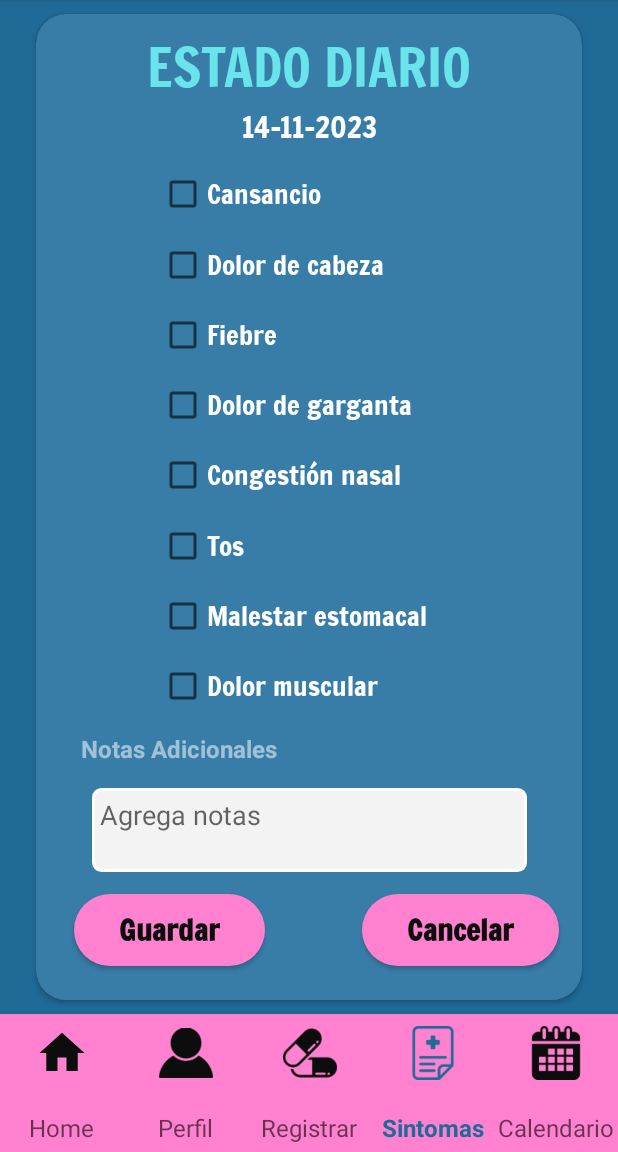
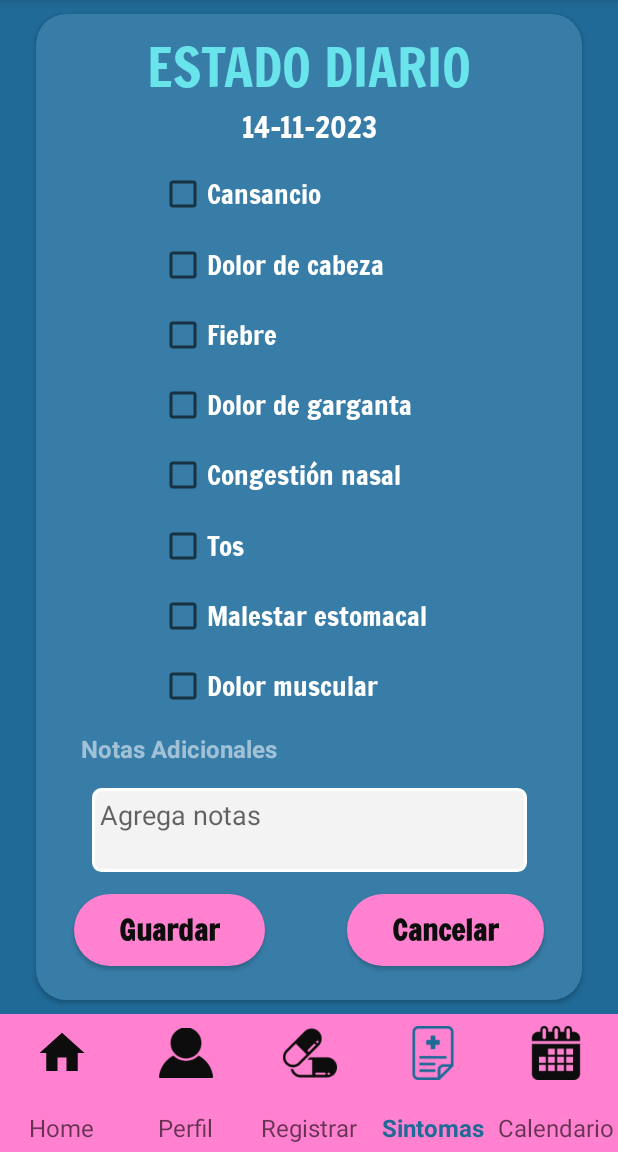
Before and after one commit to piapotasznik/PastillAppFE, an Android app: the screen it shows after launch once a user with an empty profile is signed in (HomeScreenActivity), item 4 of the bottom bar chosen, on a phone screen of 412 x 824 dp, the part 84-1236 px from its top. Run offline under Robolectric (Android 15) with nearby library versions, the phone set to English and light mode, and no system bars; our stand-ins replace Firebase (no records; nobody signed in at launch, a user with empty details on screens opened directly), navigation-ui; 4 statements that could not run were skipped.

Commit message:
BUG ID160 dailyStatus charge fix ID161 dailyStatus date fix ID152 dailyStatus botton fix ID159 dailyStatus observation max fix ID153 dailyStatus selector fix

```diff
--- a/app/src/main/java/edu/ort/pastillapp/Services/ActivityServiceApiBuilder.kt
+++ b/app/src/main/java/edu/ort/pastillapp/Services/ActivityServiceApiBuilder.kt
@@ -19,7 +19,7 @@ import javax.net.ssl.X509TrustManager
 object ActivityServiceApiBuilder {
 
 
-    private val BASE_URL = "https://51b7-186-139-158-165.ngrok-free.app"
+    private val BASE_URL = "https://5c21-186-139-158-165.ngrok-free.app"
         //"https://bfe3-186-139-158-165.ngrok-free.app"
         // "https://509a-2800-810-502-704-4949-1dab-2269-7336.ngrok-free.app"
     //127.0.0.1
--- a/app/src/main/res/layout/fragment_symptoms.xml
+++ b/app/src/main/res/layout/fragment_symptoms.xml
@@ -197,7 +197,7 @@
                     android:layout_height="wrap_content"
                     android:layout_marginHorizontal="30dp"
                     android:layout_marginStart="1dp"
-                    android:layout_marginEnd="15dp"
+                    android:layout_marginEnd="25dp"
                     android:background="@drawable/round_button"
                     android:gravity="center"
                     android:paddingHorizontal="30dp"
```
